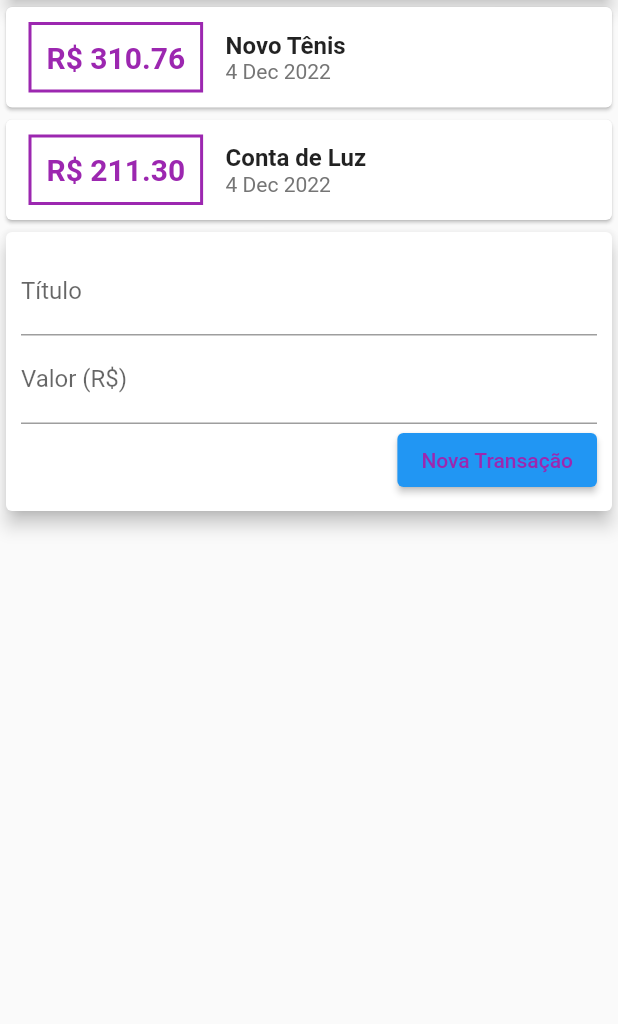
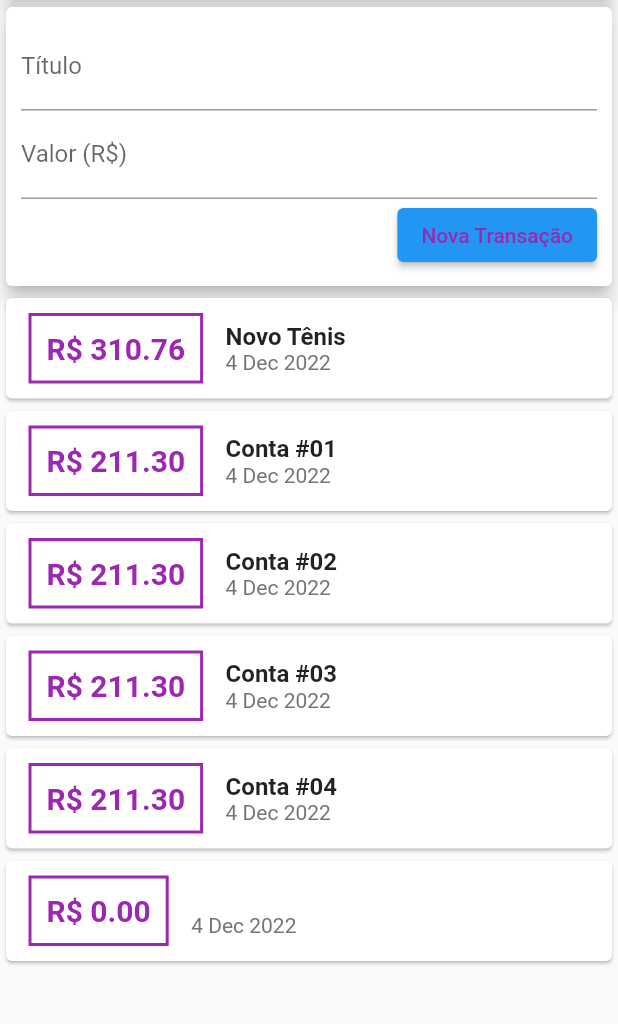
Before and after one commit to jessealvessilva/expenses, a Flutter app: the screen it shows after launch, after a tap on "Nova Transação", on a phone screen of 412 x 824 dp, the part 119-1143 px from its top. Run offline on Flutter 3.47's test engine with Material 2 defaults, Android fonts, the phone set to English and light mode, and no system bars.

```diff
--- a/lib/componentes/transaction_form.dart
+++ b/lib/componentes/transaction_form.dart
@@ -1,7 +1,9 @@
 import 'package:flutter/material.dart';
 
 class TransactionForm extends StatelessWidget {
-  TransactionForm({super.key});
+  final void Function(String, double) onSubmit;
+
+  TransactionForm({super.key, required this.onSubmit});
 
   final titleController = TextEditingController();
   final valueController = TextEditingController();
@@ -22,16 +24,19 @@ class TransactionForm extends StatelessWidget {
             ),
             TextField(
               controller: valueController,
-              decoration: InputDecoration(
-                labelText: 'Valor (R\$)',
-                hintText: 'Enter a search term',
-              ),
+              decoration: InputDecoration(labelText: 'Valor (R\$)'),
             ),
             Row(
               mainAxisAlignment: MainAxisAlignment.end,
               children: [
                 ElevatedButton(
-                  onPressed: () {},
+                  onPressed: () {
+                    final title = titleController.text;
+                    final value = double.tryParse(valueController.text) ?? 0.0;
+                    this.onSubmit(title, value);
+                    print("Titulo ${title}");
+                    print("Valor ${value}");
+                  },
                   child: Text(
                     'Nova Transação',
                     style: TextStyle(
--- a/lib/componentes/transaction_user.dart
+++ b/lib/componentes/transaction_user.dart
@@ -1,3 +1,5 @@
+import 'dart:math';
+
 import 'package:flutter/material.dart';
 import '../models/transaction.dart';
 import 'transaction_form.dart';
@@ -11,8 +13,6 @@ class TransactionUser extends StatefulWidget {
 }
 
 class _TransactionUserState extends State<TransactionUser> {
-  @override
-  Widget build(BuildContext context) {
   final _transaction = [
     Transaction(
       id: 't1',
@@ -21,17 +21,52 @@ class _TransactionUserState extends State<TransactionUser> {
       date: DateTime.now(),
     ),
     Transaction(
-        id: 't2',
-        title: 'Conta de Luz',
+      id: 't20',
+      title: 'Conta #01',
       value: 211.30,
       date: DateTime.now(),
-      )
+    ),
+    Transaction(
+      id: 't2',
+      title: 'Conta #02',
+      value: 211.30,
+      date: DateTime.now(),
+    ),
+    Transaction(
+      id: 't3',
+      title: 'Conta #03',
+      value: 211.30,
+      date: DateTime.now(),
+    ),
+    Transaction(
+      id: 't4',
+      title: 'Conta #04',
+      value: 211.30,
+      date: DateTime.now(),
+    ),
   ];
 
+  _addTransaction(String title, double value) {
+    final newTransaction = Transaction(
+      id: Random().nextDouble().toString(),
+      title: title,
+      value: value,
+      date: DateTime.now(),
+    );
+
+    setState(() {
+      _transaction.add(newTransaction);
+    });
+
+    print("Tamanho da lista: ${_transaction.length}");
+  }
+
+  @override
+  Widget build(BuildContext context) {
     return Column(
       children: [
+        TransactionForm(onSubmit: _addTransaction),
         TransactionList(transaction: _transaction),
-        TransactionForm(),
       ],
     );
   }
--- a/lib/main.dart
+++ b/lib/main.dart
@@ -23,7 +23,8 @@ class MyHomePage extends StatelessWidget {
         appBar: AppBar(
           title: Text('Despesas Pessoais'),
         ),
-        body: Column(
+        body: SingleChildScrollView(
+          child: Column(
             crossAxisAlignment: CrossAxisAlignment.stretch,
             children: <Widget>[
               SizedBox(
@@ -37,6 +38,7 @@ class MyHomePage extends StatelessWidget {
               ),
               TransactionUser(),
             ],
+          ),
         ));
   }
 }
```
Lines whose indentation alone changed are shown as unchanged.
